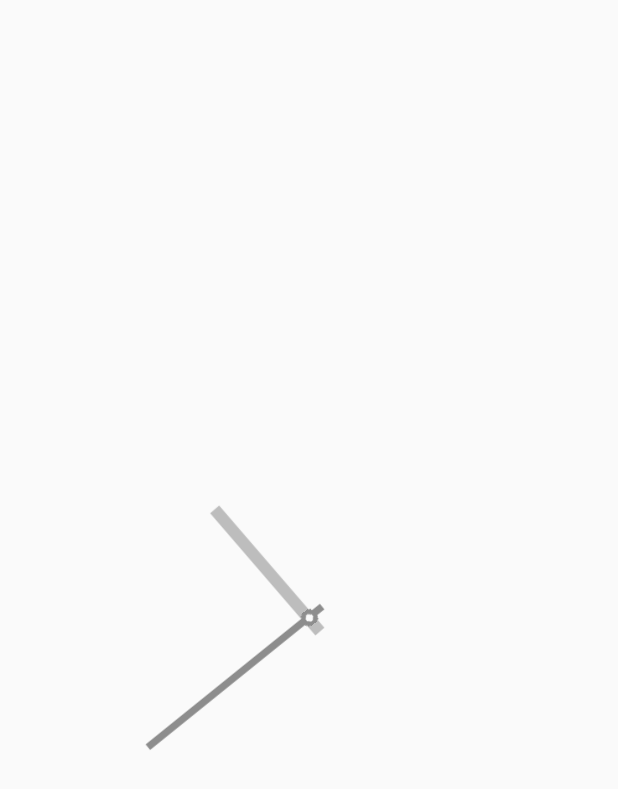
After one commit to pouria-faraji/ClockerNewArchitecture, an Android app: the layout widget.xml on its own in the app's theme, with its tools: preview values and no code run, on a phone screen of 412 x 824 dp. The commit adds this screen. Shown: the top 789 px of the screen. Run offline under Robolectric (Android 15) with nearby library versions, the phone set to English and light mode, and no system bars.

Commit message:
Creating Widget

```diff
--- a/app/build.gradle
+++ b/app/build.gradle
@@ -50,4 +50,5 @@ dependencies {
     kapt "android.arch.persistence.room:compiler:$room_version"
 
     implementation 'com.github.QuadFlask:colorpicker:0.0.13'
+    implementation 'com.google.code.gson:gson:2.8.4'
 }
--- a/app/src/main/java/com/blacksite/clockernewarchitecture/customView/HandColorDialog.kt
+++ b/app/src/main/java/com/blacksite/clockernewarchitecture/customView/HandColorDialog.kt
@@ -1,13 +1,13 @@
-package com.blacksite.clocker.view
+package com.blacksite.clockernewarchitecture.customView
 
 import android.app.Activity
 import android.app.Dialog
 import android.os.Bundle
 import android.view.View
 import android.view.Window
-import com.blacksite.clocker.application.PrefManager
 import com.blacksite.clockernewarchitecture.R
 import com.blacksite.clockernewarchitecture.application.Global
+import com.blacksite.clockernewarchitecture.application.PrefManager
 import com.blacksite.clockernewarchitecture.application.Settings
 import kotlinx.android.synthetic.main.hand_color_dialog.*
 
--- a/app/src/main/java/com/blacksite/clockernewarchitecture/viewModel/ContentMainViewModel.kt
+++ b/app/src/main/java/com/blacksite/clockernewarchitecture/viewModel/ContentMainViewModel.kt
@@ -5,9 +5,9 @@ import android.app.WallpaperManager
 import android.arch.lifecycle.AndroidViewModel
 import android.graphics.*
 import android.graphics.drawable.BitmapDrawable
-import com.blacksite.clocker.application.PrefManager
 import com.blacksite.clockernewarchitecture.R.id.clock_wallpaper
 import com.blacksite.clockernewarchitecture.application.Global
+import com.blacksite.clockernewarchitecture.application.PrefManager
 import com.blacksite.clockernewarchitecture.application.Settings
 import kotlinx.android.synthetic.main.content_main.*
 
--- /dev/null
+++ b/app/src/main/res/layout/widget.xml
@@ -0,0 +1,51 @@
+<?xml version="1.0" encoding="utf-8"?>
+<RelativeLayout xmlns:android="http://schemas.android.com/apk/res/android"
+    android:id="@+id/widget_layout"
+    android:layout_width="match_parent"
+    android:layout_height="match_parent"
+    android:padding="@dimen/widget_margin"
+    android:background="#00000000">
+    <ImageView
+        android:id="@+id/clock_face_imageview_widget"
+        android:layout_width="match_parent"
+        android:layout_height="match_parent"
+        android:layout_centerInParent="true"
+        />
+    <ImageView
+        android:id="@+id/clock_dial_imageview_widget"
+        android:layout_width="match_parent"
+        android:layout_height="match_parent"
+        android:layout_centerInParent="true"/>
+    <AnalogClock
+        android:id="@+id/hand_1_widget_grey"
+        android:layout_width="match_parent"
+        android:layout_height="match_parent"
+        android:dial="@drawable/transparent_512"
+        android:hand_minute="@drawable/minute_hand_1_grey"
+        android:hand_hour="@drawable/hour_hand_1_grey"/>
+    <AnalogClock
+        android:id="@+id/hand_1_widget_blue"
+        android:layout_width="match_parent"
+        android:layout_height="match_parent"
+        android:dial="@drawable/transparent_512"
+        android:hand_minute="@drawable/minute_hand_1_blue"
+        android:hand_hour="@drawable/hour_hand_1_blue"
+        android:visibility="gone"/>
+    <AnalogClock
+        android:id="@+id/hand_1_widget_red"
+        android:layout_width="match_parent"
+        android:layout_height="match_parent"
+        android:dial="@drawable/transparent_512"
+        android:hand_minute="@drawable/minute_hand_1_red"
+        android:hand_hour="@drawable/hour_hand_1_red"
+        android:visibility="gone"/>
+    <AnalogClock
+        android:id="@+id/hand_1_widget_green"
+        android:layout_width="match_parent"
+        android:layout_height="match_parent"
+        android:dial="@drawable/transparent_512"
+        android:hand_minute="@drawable/minute_hand_1_green"
+        android:hand_hour="@drawable/hour_hand_1_green"
+        android:visibility="gone"/>
+
+</RelativeLayout>
```
Also changed, not shown: app/src/main/AndroidManifest.xml (+7 -0 lines), app/src/main/java/com/blacksite/clockernewarchitecture/application/Global.kt (+39 -0 lines), app/src/main/java/com/blacksite/clockernewarchitecture/application/PrefManager.kt (+25 -1 lines), app/src/main/java/com/blacksite/clockernewarchitecture/view/MainActivity.kt (+28 -10 lines), app/src/main/java/com/blacksite/clockernewarchitecture/viewModel/MainViewModel.kt (+21 -5 lines), app/src/main/java/com/blacksite/clockernewarchitecture/widget/MyWidgetProvider.kt (added, +54 -0 lines), app/src/main/res/xml/widget_info.xml (added, +9 -0 lines).
